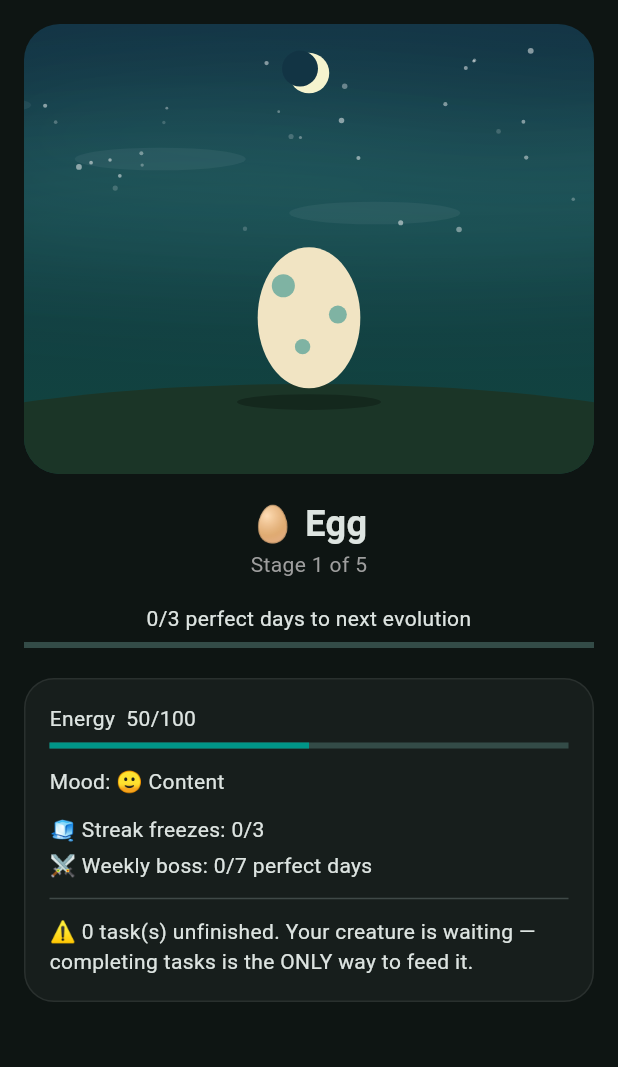
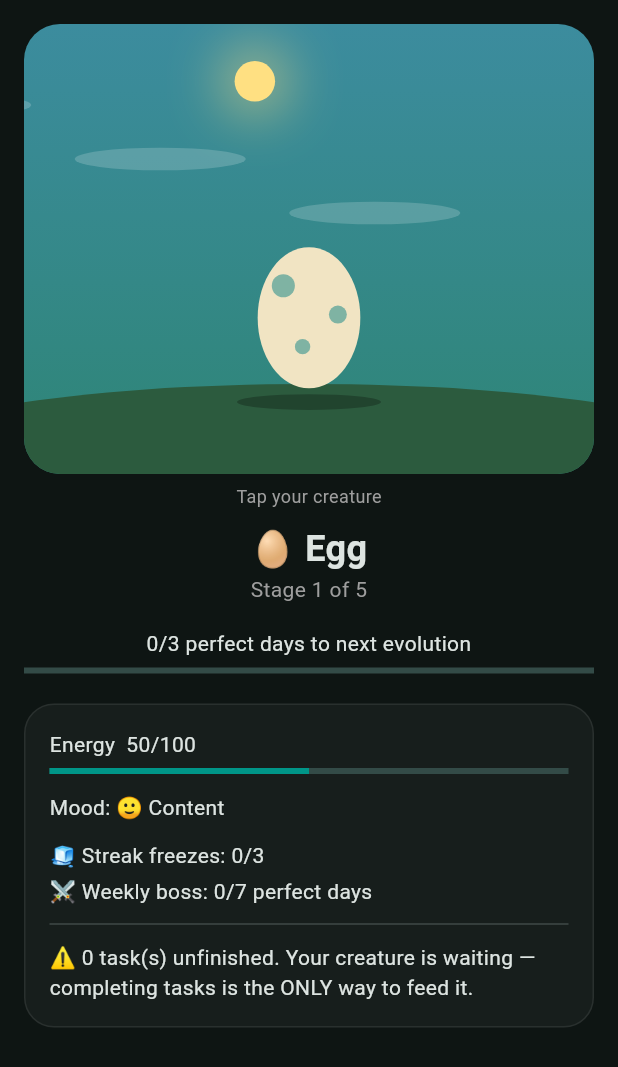
Before and after one commit to tanmaz09/TaskPet, a Flutter app: the CreaturePage widget shown alone on an empty page, opened directly with empty values, on a phone screen of 412 x 824 dp. Shown: the top 1067 px of the screen. Run offline on Flutter 3.47's test engine with Material 3 defaults, Android fonts, the phone set to English and light mode, and no system bars; our stand-ins replace confetti, file_picker, flutter_local_notifications, flutter_timezone, share_plus, shared_preferences and 1 more; accounts and stored records are empty.

Commit message:
Refactor CreaturePage with active state and animations
Added active parameter to CreaturePage and updated animation controllers for enhanced functionality.

```diff
--- a/lib/screens/creature_page.dart
+++ b/lib/screens/creature_page.dart
@@ -1,19 +1,37 @@
+import 'dart:async';
 import 'dart:math' as math;
 import 'package:flutter/material.dart';
+import 'package:flutter/services.dart';
 import '../models.dart';
 import 'creature_painter.dart';
 
 class CreaturePage extends StatefulWidget {
   final GameState state;
-  const CreaturePage({super.key, required this.state});
+
+  /// False while another tab is showing, so the animations can rest.
+  final bool active;
+  const CreaturePage({super.key, required this.state, this.active = true});
 
   @override
   State<CreaturePage> createState() => _CreaturePageState();
 }
 
 class _CreaturePageState extends State<CreaturePage>
-    with SingleTickerProviderStateMixin {
-  late final AnimationController _anim;
+    with TickerProviderStateMixin {
+  late final AnimationController _anim; // looping scene motion
+  late final AnimationController _hopCtl; // tap hop
+  late final AnimationController _blinkCtl; // one blink
+  late final AnimationController _giggleCtl; // hearts after a tap
+  final ValueNotifier<Offset> _look = ValueNotifier(Offset.zero);
+  late final Listenable _repaint;
+
+  final math.Random _rnd = math.Random();
+  Timer? _blinkTimer;
+  Timer? _lookReset;
+  DateTime? _wakeUntil;
+  bool _reduceMotion = false;
+
+  bool get _animate => widget.active && !_reduceMotion;
 
   @override
   void initState() {
@@ -21,13 +39,129 @@ class _CreaturePageState extends State<CreaturePage>
     _anim = AnimationController(
       vsync: this,
       duration: const Duration(milliseconds: 6000),
-    )..repeat();
+    );
+    _hopCtl = AnimationController(
+      vsync: this,
+      duration: const Duration(milliseconds: 650),
+    );
+    _blinkCtl = AnimationController(
+      vsync: this,
+      duration: const Duration(milliseconds: 180),
+    );
+    _giggleCtl = AnimationController(
+      vsync: this,
+      duration: const Duration(milliseconds: 1400),
+    );
+    _repaint =
+        Listenable.merge([_anim, _hopCtl, _blinkCtl, _giggleCtl, _look]);
+  }
+
+  @override
+  void didChangeDependencies() {
+    super.didChangeDependencies();
+    // Respect the phone's "remove animations" accessibility setting.
+    _reduceMotion = MediaQuery.of(context).disableAnimations;
+    _syncRunning();
+  }
+
+  @override
+  void didUpdateWidget(CreaturePage oldWidget) {
+    super.didUpdateWidget(oldWidget);
+    _syncRunning();
+  }
+
+  void _syncRunning() {
+    if (_animate) {
+      if (!_anim.isAnimating) _anim.repeat();
+      if (_blinkTimer == null) _scheduleBlink();
+    } else {
+      _anim.stop();
+      _blinkTimer?.cancel();
+      _blinkTimer = null;
+    }
+  }
+
+  void _scheduleBlink() {
+    _blinkTimer?.cancel();
+    _blinkTimer = Timer(Duration(milliseconds: 2200 + _rnd.nextInt(3200)), () {
+      if (!mounted || !_animate) {
+        _blinkTimer = null;
+        return;
+      }
+      _blinkCtl.forward(from: 0).then((_) {
+        if (mounted) _scheduleBlink();
+      });
+    });
   }
 
   @override
   void dispose() {
+    _blinkTimer?.cancel();
+    _lookReset?.cancel();
     _anim.dispose();
+    _hopCtl.dispose();
+    _blinkCtl.dispose();
+    _giggleCtl.dispose();
+    _look.dispose();
     super.dispose();
+  }
+
+  // ------------------------------------------------------------ touch
+
+  void _poke() {
+    // Touching a sleeping creature wakes it for a while.
+    _wakeUntil = DateTime.now().add(const Duration(seconds: 10));
+    HapticFeedback.lightImpact();
+    if (_reduceMotion) {
+      setState(() {});
+      return;
+    }
+    _hopCtl.forward(from: 0);
+    _giggleCtl.forward(from: 0);
+  }
+
+  void _updateLook(Offset local, Size size) {
+    _lookReset?.cancel();
+    final dx = (local.dx - size.width / 2) / (size.width / 2);
+    final dy = (local.dy - size.height * 0.6) / (size.height * 0.6);
+    _look.value = Offset(
+      dx.clamp(-1.0, 1.0).toDouble(),
+      dy.clamp(-1.0, 1.0).toDouble(),
+    );
+  }
+
+  void _releaseLook() {
+    _lookReset?.cancel();
+    _lookReset = Timer(const Duration(milliseconds: 1200), () {
+      if (mounted) _look.value = Offset.zero;
+    });
+  }
+
+  // ------------------------------------------------------------ build
+
+  CreaturePainter _painter(int stageIndex, bool allDone) {
+    final s = widget.state;
+    final now = DateTime.now();
+    final hour = now.hour + now.minute / 60.0;
+    final isNight = hour >= 23 || hour < 5;
+    final awake = _wakeUntil != null && now.isBefore(_wakeUntil!);
+    final sleeping = isNight && !awake && s.energy > 0;
+    final hungry =
+        !sleeping && hour >= 17 && s.tasks.isNotEmpty && !allDone;
+
+    return CreaturePainter(
+      stage: stageIndex,
+      energy: s.energy,
+      t: _anim.value,
+      hour: hour,
+      blink: math.sin(_blinkCtl.value * math.pi),
+      hop: _hopCtl.value,
+      giggle:
+          _giggleCtl.status == AnimationStatus.dismissed ? 1.0 : _giggleCtl.value,
+      look: _look.value,
+      sleeping: sleeping,
+      hungry: hungry,
+    );
   }
 
   @override
@@ -39,12 +173,8 @@ class _CreaturePageState extends State<CreaturePage>
         ? 1.0
         : (s.totalPerfectDays - GameState.stages[stageIndex].threshold) /
             (next - GameState.stages[stageIndex].threshold);
-    final allDone =
-        s.tasks.isNotEmpty && s.tasks.every((t) => t.done);
+    final allDone = s.tasks.isNotEmpty && s.tasks.every((t) => t.done);
 
-    return AnimatedBuilder(
-      animation: _anim,
-      builder: (_, __) {
     return ListView(
       padding: const EdgeInsets.all(16),
       children: [
@@ -53,21 +183,43 @@ class _CreaturePageState extends State<CreaturePage>
           child: SizedBox(
             height: 300,
             width: double.infinity,
-                child: CustomPaint(
-                  painter: CreaturePainter(
-                    stage: stageIndex,
-                    energy: s.energy,
-                    t: _anim.value,
+            child: LayoutBuilder(
+              builder: (context, box) {
+                final size = Size(box.maxWidth, box.maxHeight);
+                return Listener(
+                  onPointerDown: (e) => _updateLook(e.localPosition, size),
+                  onPointerMove: (e) => _updateLook(e.localPosition, size),
+                  onPointerUp: (_) => _releaseLook(),
+                  onPointerCancel: (_) => _releaseLook(),
+                  child: GestureDetector(
+                    behavior: HitTestBehavior.opaque,
+                    onTap: _poke,
+                    child: RepaintBoundary(
+                      child: AnimatedBuilder(
+                        animation: _repaint,
+                        builder: (_, __) => CustomPaint(
+                          painter: _painter(stageIndex, allDone),
                         ),
                       ),
                     ),
                   ),
-            const SizedBox(height: 16),
+                );
+              },
+            ),
+          ),
+        ),
+        const SizedBox(height: 6),
+        const Center(
+          child: Text(
+            'Tap your creature',
+            style: TextStyle(color: Colors.grey, fontSize: 12),
+          ),
+        ),
+        const SizedBox(height: 10),
         Text(
           '${s.stage.emoji} ${s.stage.name}',
           textAlign: TextAlign.center,
-              style:
-                  const TextStyle(fontSize: 24, fontWeight: FontWeight.bold),
+          style: const TextStyle(fontSize: 24, fontWeight: FontWeight.bold),
         ),
         Text(
           'Stage ${stageIndex + 1} of ${GameState.stages.length}',
@@ -122,7 +274,5 @@ class _CreaturePageState extends State<CreaturePage>
         ),
       ],
     );
-      },
-    );
   }
 }
```
Lines whose indentation alone changed are shown as unchanged.
